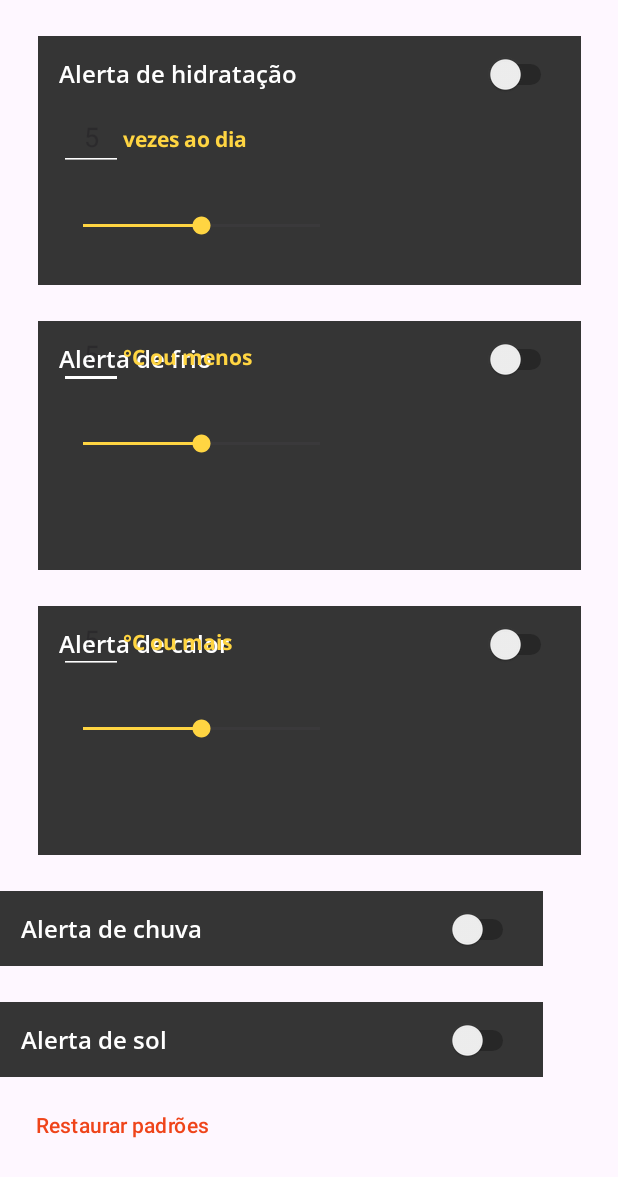
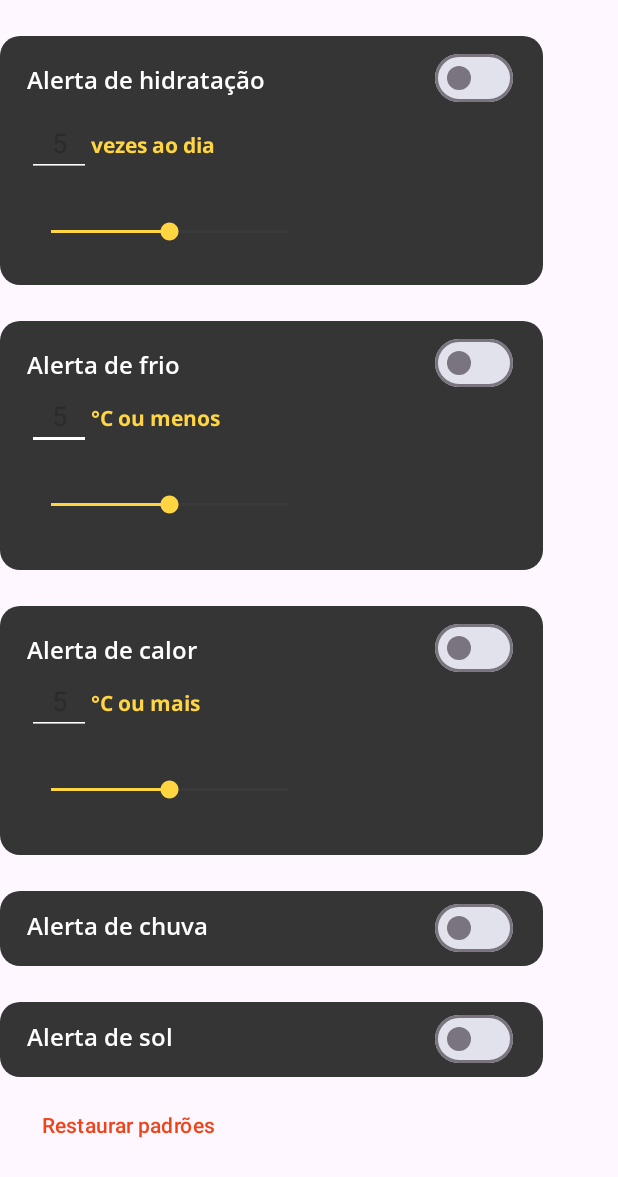
Before and after one commit to josuhinrichs/iot-frontend, an Android app: the layout content_dex_alerta.xml on its own in the app's theme, with its tools: preview values and no code run, on a phone screen of 412 x 824 dp. Shown: the top 1177 px of the screen. Run offline under Robolectric (Android 15) with nearby library versions, the phone set to English and light mode, and no system bars.

Commit message:
Corrigindo detalhes da tela de configurações do DexAlerta

```diff
--- a/app/build.gradle.kts
+++ b/app/build.gradle.kts
@@ -37,7 +37,6 @@ android {
 }
 
 dependencies {
-
     implementation(libs.androidx.core.ktx)
     implementation(libs.androidx.appcompat)
     implementation(libs.material)
@@ -52,4 +51,8 @@ dependencies {
     implementation("com.google.firebase:firebase-messaging")
     implementation("com.squareup.retrofit2:retrofit:2.9.0")
     implementation("com.squareup.retrofit2:converter-moshi:2.9.0")
+    implementation("com.google.android.material:material:1.9.0")
+    implementation("com.google.android.gms:play-services-location:18.0.0")
+
+
 }
--- /dev/null
+++ b/app/src/main/res/color/switch_thumb_color.xml
@@ -0,0 +1,5 @@
+<?xml version="1.0" encoding="utf-8"?>
+<selector xmlns:android="http://schemas.android.com/apk/res/android">
+    <item android:color="@color/secondary" android:state_checked="true"/> <!-- Color when switch is on -->
+    <item android:color="@color/switch_disabled"/> <!-- Default color (when switch is off) -->
+</selector>
--- a/app/src/main/res/drawable/border_radius.xml
+++ b/app/src/main/res/drawable/border_radius.xml
@@ -1,7 +1,7 @@
 <?xml version="1.0" encoding="UTF-8"?>
 <shape xmlns:android="http://schemas.android.com/apk/res/android">
-    <solid android:color="@color/light_gray" />
+    <solid android:color="@color/gray" />
     <padding android:left="4dp" android:top="4dp"
         android:right="4dp" android:bottom="4dp" />
-    <corners android:radius="15dp" />
+    <corners android:radius="13dp" />
 </shape>
--- a/app/src/main/res/layout/content_dex_alerta.xml
+++ b/app/src/main/res/layout/content_dex_alerta.xml
@@ -3,28 +3,29 @@
     xmlns:app="http://schemas.android.com/apk/res-auto"
     xmlns:tools="http://schemas.android.com/tools"
     android:id="@+id/dex_alerta_layout"
-    android:layout_width="match_parent"
-    android:layout_height="match_parent">
+    android:layout_width="wrap_content"
+    android:layout_height="wrap_content"
+    app:layout_wrapBehaviorInParent="horizontal_only">
 
     <androidx.constraintlayout.widget.ConstraintLayout
         android:id="@+id/constraintLayout1"
         android:layout_width="362dp"
         android:layout_height="166dp"
         android:layout_marginTop="24dp"
-        android:background="@color/gray"
+        android:background="@drawable/border_radius"
         app:layout_constraintEnd_toEndOf="parent"
         app:layout_constraintHorizontal_bias="0.51"
         app:layout_constraintStart_toStartOf="parent"
         app:layout_constraintTop_toBottomOf="@+id/constraintLayout">
 
-        <Switch
+        <com.google.android.material.materialswitch.MaterialSwitch
             android:id="@+id/switch8"
             android:layout_width="wrap_content"
             android:layout_height="wrap_content"
-            android:layout_marginTop="12dp"
             android:layout_marginEnd="16dp"
             app:layout_constraintEnd_toEndOf="parent"
-            app:layout_constraintTop_toTopOf="parent" />
+            app:layout_constraintTop_toTopOf="parent"
+            app:trackTint="@color/switch_thumb_color" />
 
         <SeekBar
             android:id="@+id/seekBar3"
@@ -59,7 +60,7 @@
             android:layout_marginStart="14dp"
             android:orientation="horizontal"
             app:layout_constraintStart_toStartOf="parent"
-            tools:layout_editor_absoluteY="44dp">
+            app:layout_constraintTop_toBottomOf="@+id/textView21">
 
             <EditText
                 android:id="@+id/editTextNumber4"
@@ -91,20 +92,20 @@
         android:layout_width="362dp"
         android:layout_height="166dp"
         android:layout_marginTop="24dp"
-        android:background="@color/gray"
+        android:background="@drawable/border_radius"
         app:layout_constraintEnd_toEndOf="parent"
         app:layout_constraintHorizontal_bias="0.51"
         app:layout_constraintStart_toStartOf="parent"
         app:layout_constraintTop_toBottomOf="@+id/constraintLayout1">
 
-        <Switch
+        <com.google.android.material.materialswitch.MaterialSwitch
             android:id="@+id/switch9"
             android:layout_width="wrap_content"
             android:layout_height="wrap_content"
-            android:layout_marginTop="12dp"
             android:layout_marginEnd="16dp"
             app:layout_constraintEnd_toEndOf="parent"
-            app:layout_constraintTop_toTopOf="parent" />
+            app:layout_constraintTop_toTopOf="parent"
+            app:trackTint="@color/switch_thumb_color" />
 
         <SeekBar
             android:id="@+id/seekBar4"
@@ -139,7 +140,7 @@
             android:layout_marginStart="14dp"
             android:orientation="horizontal"
             app:layout_constraintStart_toStartOf="parent"
-            tools:layout_editor_absoluteY="44dp">
+            app:layout_constraintTop_toBottomOf="@+id/textView25">
 
             <EditText
                 android:id="@+id/editTextNumber8"
@@ -171,13 +172,13 @@
         android:layout_width="362dp"
         android:layout_height="166dp"
         android:layout_marginTop="24dp"
-        android:background="@color/gray"
+        android:background="@drawable/border_radius"
         app:layout_constraintEnd_toEndOf="parent"
         app:layout_constraintStart_toStartOf="parent"
         app:layout_constraintTop_toTopOf="parent">
 
         <TextView
-            android:id="@+id/textView17"
+            android:id="@+id/textView179"
             android:layout_width="wrap_content"
             android:layout_height="wrap_content"
             android:layout_marginStart="14dp"
@@ -190,14 +191,14 @@
             app:layout_constraintTop_toTopOf="parent" />
 
         <LinearLayout
-            android:id="@+id/linearLayout4"
+            android:id="@+id/linearLayout41"
             android:layout_width="wrap_content"
             android:layout_height="wrap_content"
             android:layout_marginStart="14dp"
             android:layout_marginTop="8dp"
             android:orientation="horizontal"
             app:layout_constraintStart_toStartOf="parent"
-            app:layout_constraintTop_toBottomOf="@+id/textView17">
+            app:layout_constraintTop_toBottomOf="@+id/textView179">
 
             <EditText
                 android:id="@+id/editTextNumber"
@@ -233,16 +234,16 @@
             android:progressTint="@color/primary"
             android:thumbTint="@color/primary"
             app:layout_constraintStart_toStartOf="parent"
-            app:layout_constraintTop_toBottomOf="@+id/linearLayout4" />
+            app:layout_constraintTop_toBottomOf="@+id/linearLayout41" />
 
-        <Switch
-            android:id="@+id/switch6"
+        <com.google.android.material.materialswitch.MaterialSwitch
+            android:id="@+id/switch68"
             android:layout_width="wrap_content"
             android:layout_height="wrap_content"
-            android:layout_marginTop="12dp"
             android:layout_marginEnd="16dp"
             app:layout_constraintEnd_toEndOf="parent"
-            app:layout_constraintTop_toTopOf="parent" />
+            app:layout_constraintTop_toTopOf="parent"
+            app:trackTint="@color/switch_thumb_color" />
 
     </androidx.constraintlayout.widget.ConstraintLayout>
 
@@ -251,16 +252,17 @@
         android:layout_width="362dp"
         android:layout_height="50dp"
         android:layout_marginTop="24dp"
-        android:background="@color/gray"
-        app:layout_constraintTop_toBottomOf="@+id/constraintLayout2"
-        tools:layout_editor_absoluteX="24dp">
+        android:background="@drawable/border_radius"
+        app:layout_constraintEnd_toEndOf="parent"
+        app:layout_constraintStart_toStartOf="parent"
+        app:layout_constraintTop_toBottomOf="@+id/constraintLayout2">
 
         <TextView
             android:id="@+id/textView17"
             android:layout_width="wrap_content"
             android:layout_height="wrap_content"
             android:layout_marginStart="14dp"
-            android:layout_marginTop="14dp"
+            android:layout_marginTop="8dp"
             android:fontFamily="@font/open_sans_semibold"
             android:text="Alerta de chuva"
             android:textColor="@color/white"
@@ -268,14 +270,14 @@
             app:layout_constraintStart_toStartOf="parent"
             app:layout_constraintTop_toTopOf="parent" />
 
-        <Switch
+        <com.google.android.material.materialswitch.MaterialSwitch
             android:id="@+id/switch6"
             android:layout_width="wrap_content"
             android:layout_height="wrap_content"
-            android:layout_marginTop="12dp"
             android:layout_marginEnd="16dp"
             app:layout_constraintEnd_toEndOf="parent"
-            app:layout_constraintTop_toTopOf="parent" />
+            app:layout_constraintTop_toTopOf="parent"
+            app:trackTint="@color/switch_thumb_color" />
 
     </androidx.constraintlayout.widget.ConstraintLayout>
 
@@ -284,16 +286,17 @@
         android:layout_width="362dp"
         android:layout_height="50dp"
         android:layout_marginTop="24dp"
-        android:background="@color/gray"
-        app:layout_constraintTop_toBottomOf="@+id/constraintLayout4"
-        tools:layout_editor_absoluteX="24dp">
+        android:background="@drawable/border_radius"
+        app:layout_constraintEnd_toEndOf="parent"
+        app:layout_constraintStart_toStartOf="parent"
+        app:layout_constraintTop_toBottomOf="@+id/constraintLayout4">
 
         <TextView
-            android:id="@+id/textView17"
+            android:id="@+id/textView172"
             android:layout_width="wrap_content"
             android:layout_height="wrap_content"
             android:layout_marginStart="14dp"
-            android:layout_marginTop="14dp"
+            android:layout_marginTop="8dp"
             android:fontFamily="@font/open_sans_semibold"
             android:text="Alerta de sol"
             android:textColor="@color/white"
@@ -301,14 +304,14 @@
             app:layout_constraintStart_toStartOf="parent"
             app:layout_constraintTop_toTopOf="parent" />
 
-        <Switch
-            android:id="@+id/switch6"
+        <com.google.android.material.materialswitch.MaterialSwitch
+            android:id="@+id/switch61"
             android:layout_width="wrap_content"
             android:layout_height="wrap_content"
-            android:layout_marginTop="12dp"
             android:layout_marginEnd="16dp"
             app:layout_constraintEnd_toEndOf="parent"
-            app:layout_constraintTop_toTopOf="parent" />
+            app:layout_constraintTop_toTopOf="parent"
+            app:trackTint="@color/switch_thumb_color" />
 
     </androidx.constraintlayout.widget.ConstraintLayout>
 
@@ -316,8 +319,11 @@
         android:id="@+id/button"
         android:layout_width="wrap_content"
         android:layout_height="wrap_content"
-        android:layout_marginTop="8dp"
+        android:layout_marginStart="28dp"
+        android:layout_marginTop="12dp"
         android:background="#00FFFFFF"
+        android:paddingHorizontal="0dp"
+        android:paddingBottom="200dp"
         android:text="Restaurar padrões"
         android:textColor="@color/terciary"
         app:layout_constraintStart_toStartOf="parent"
--- a/app/src/main/res/layout/content_main.xml
+++ b/app/src/main/res/layout/content_main.xml
@@ -67,12 +67,13 @@
                 app:layout_constraintStart_toStartOf="parent"
                 app:layout_constraintTop_toTopOf="parent" />
 
-            <Switch
+            <com.google.android.material.materialswitch.MaterialSwitch
                 android:id="@+id/switch2"
                 android:layout_width="wrap_content"
                 android:layout_height="wrap_content"
                 android:layout_marginEnd="16dp"
-                android:trackTint="#E8E8E8"
+                android:checked="false"
+                app:trackTint="@color/switch_thumb_color"
                 app:layout_constraintBottom_toBottomOf="parent"
                 app:layout_constraintEnd_toEndOf="parent"
                 app:layout_constraintTop_toTopOf="parent" />
--- a/app/src/main/res/values/colors.xml
+++ b/app/src/main/res/values/colors.xml
@@ -9,4 +9,5 @@
     <color name="green">#FF1AE362</color>
     <color name="terciary">#FFEF441A</color>
     <color name="light_gray">#ADADAD</color>
+    <color name="switch_disabled">#E2E2EC</color>
 </resources>
```
Also changed, not shown: app/src/main/AndroidManifest.xml (+7 -5 lines), app/src/main/java/com/example/climao/DexAlertaActivity.kt (added, +17 -0 lines), app/src/main/java/com/example/climao/MainActivity.kt (+7 -44 lines), app/src/main/res/layout/activity_main.xml (+19 -6 lines), app/src/main/res/layout/dex_alerta.xml (+53 -24 lines).
